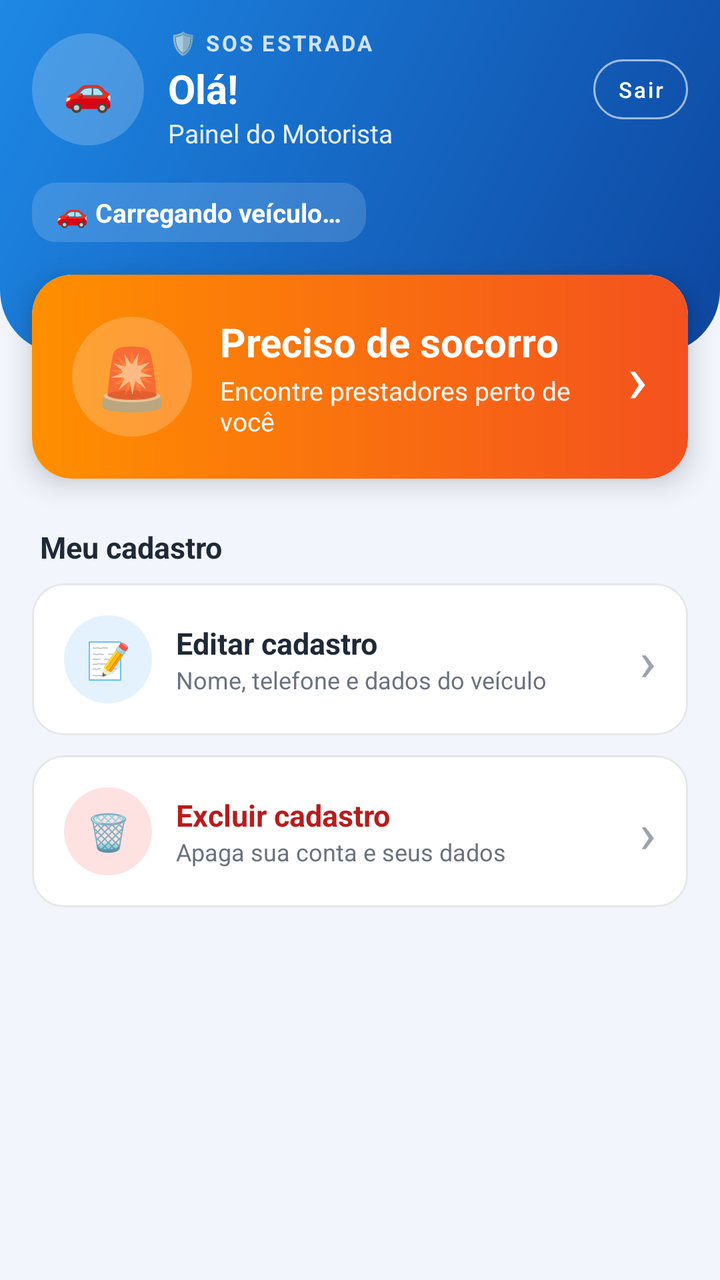
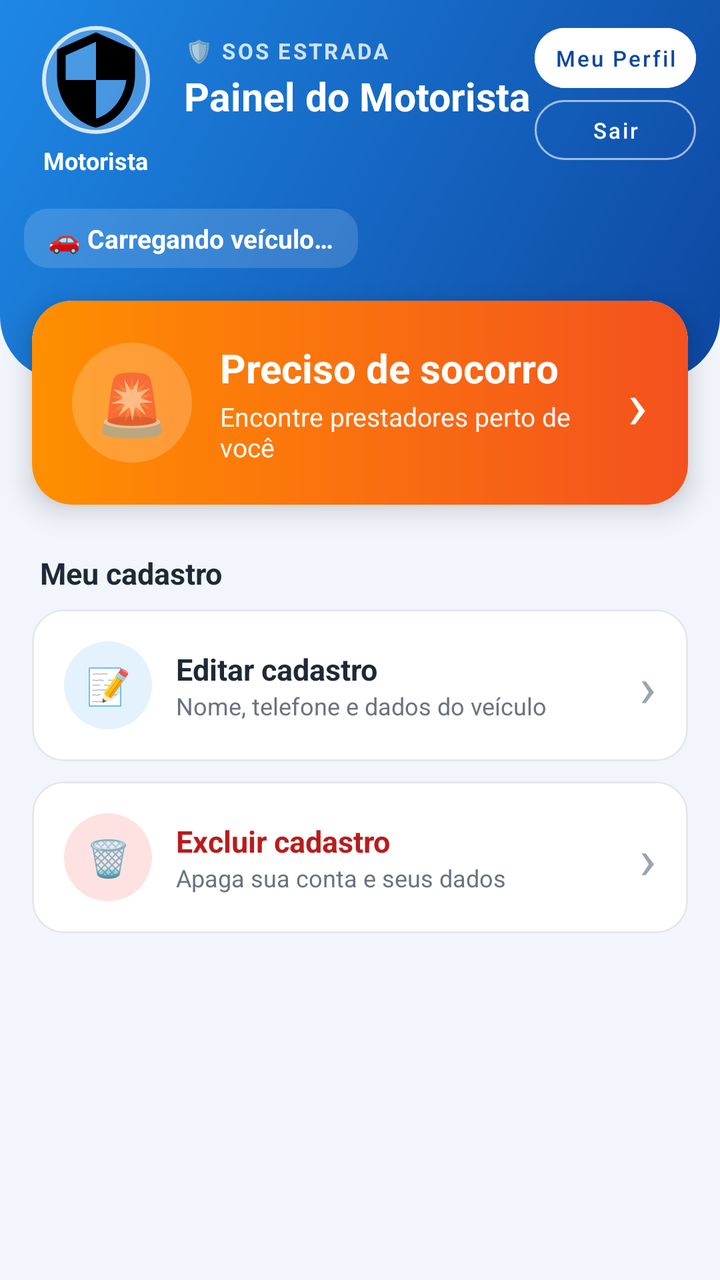

Compare the two renders of this Android layout. The source of the first and the diff that turns it into the second are given below.
<!-- AndroidManifest.xml: application theme Theme.MaterialComponents.Light.NoActionBar -->
<!-- res/layout/activity_motorista_dashboard.xml -->
<?xml version="1.0" encoding="utf-8"?>
<ScrollView xmlns:android="http://schemas.android.com/apk/res/android"
    xmlns:app="http://schemas.android.com/apk/res-auto"
    xmlns:tools="http://schemas.android.com/tools"
    android:layout_width="match_parent"
    android:layout_height="match_parent"
    android:background="@color/motorista_fundo"
    android:fillViewport="true"
    android:fitsSystemWindows="true"
    tools:context=".MotoristaDashboardActivity">

    <LinearLayout
        android:layout_width="match_parent"
        android:layout_height="wrap_content"
        android:orientation="vertical">

        
        <LinearLayout
            android:layout_width="match_parent"
            android:layout_height="wrap_content"
            android:background="@drawable/bg_motorista_header"
            android:orientation="vertical"
            android:paddingStart="16dp"
            android:paddingTop="14dp"
            android:paddingEnd="16dp"
            android:paddingBottom="56dp">

            <LinearLayout
                android:layout_width="match_parent"
                android:layout_height="wrap_content"
                android:gravity="center_vertical"
                android:orientation="horizontal">

                <TextView
                    android:id="@+id/tvAvatarMotoristaPainel"
                    android:layout_width="56dp"
                    android:layout_height="56dp"
                    android:background="@drawable/bg_admin_avatar"
                    android:backgroundTint="#33FFFFFF"
                    android:gravity="center"
                    android:text="🚗"
                    android:textColor="@android:color/white"
                    android:textSize="20sp"
                    android:textStyle="bold" />

                <LinearLayout
                    android:layout_width="0dp"
                    android:layout_height="wrap_content"
                    android:layout_marginStart="12dp"
                    android:layout_weight="1"
                    android:orientation="vertical">

                    <TextView
                        android:layout_width="wrap_content"
                        android:layout_height="wrap_content"
                        android:letterSpacing="0.1"
                        android:text="🛡️ SOS ESTRADA"
                        android:textColor="#CCFFFFFF"
                        android:textSize="11sp"
                        android:textStyle="bold" />

                    <TextView
                        android:id="@+id/tvSaudacaoMotorista"
                        android:layout_width="match_parent"
                        android:layout_height="wrap_content"
                        android:layout_marginTop="2dp"
                        android:ellipsize="end"
                        android:maxLines="1"
                        android:text="Olá!"
                        android:textColor="@android:color/white"
                        android:textSize="20sp"
                        android:textStyle="bold" />

                    <TextView
                        android:layout_width="wrap_content"
                        android:layout_height="wrap_content"
                        android:text="Painel do Motorista"
                        android:textColor="#E6FFFFFF"
                        android:textSize="13sp" />
                </LinearLayout>

                <com.google.android.material.button.MaterialButton
                    android:id="@+id/btnVoltar"
                    style="@style/Widget.MaterialComponents.Button.OutlinedButton"
                    android:layout_width="wrap_content"
                    android:layout_height="30dp"
                    android:insetTop="0dp"
                    android:insetBottom="0dp"
                    android:minWidth="0dp"
                    android:minHeight="0dp"
                    android:paddingStart="12dp"
                    android:paddingEnd="12dp"
                    android:text="Sair"
                    android:textAllCaps="false"
                    android:textColor="@android:color/white"
                    android:textSize="11sp"
                    app:cornerRadius="15dp"
                    app:strokeColor="#99FFFFFF" />
            </LinearLayout>

            
            <TextView
                android:id="@+id/tvVeiculoPainel"
                android:layout_width="wrap_content"
                android:layout_height="wrap_content"
                android:layout_marginTop="16dp"
                android:background="@drawable/bg_admin_chip"
                android:backgroundTint="#26FFFFFF"
                android:paddingStart="12dp"
                android:paddingTop="6dp"
                android:paddingEnd="12dp"
                android:paddingBottom="6dp"
                android:text="🚗 Carregando veículo…"
                android:textColor="@android:color/white"
                android:textSize="13sp"
                android:textStyle="bold" />
        </LinearLayout>

        
        <com.google.android.material.card.MaterialCardView
            android:id="@+id/btnSocorro"
            android:layout_width="match_parent"
            android:layout_height="wrap_content"
            android:layout_marginStart="16dp"
            android:layout_marginTop="-40dp"
            android:layout_marginEnd="16dp"
            android:clickable="true"
            android:focusable="true"
            app:cardCornerRadius="20dp"
            app:cardElevation="8dp">

            <LinearLayout
                android:layout_width="match_parent"
                android:layout_height="wrap_content"
                android:background="@drawable/bg_motorista_socorro"
                android:gravity="center_vertical"
                android:orientation="horizontal"
                android:padding="20dp">

                <TextView
                    android:layout_width="60dp"
                    android:layout_height="60dp"
                    android:background="@drawable/bg_admin_avatar"
                    android:backgroundTint="#33FFFFFF"
                    android:gravity="center"
                    android:text="🚨"
                    android:textSize="30sp" />

                <LinearLayout
                    android:layout_width="0dp"
                    android:layout_height="wrap_content"
                    android:layout_marginStart="14dp"
                    android:layout_weight="1"
                    android:orientation="vertical">

                    <TextView
                        android:layout_width="wrap_content"
                        android:layout_height="wrap_content"
                        android:text="Preciso de socorro"
                        android:textColor="@android:color/white"
                        android:textSize="20sp"
                        android:textStyle="bold" />

                    <TextView
                        android:layout_width="wrap_content"
                        android:layout_height="wrap_content"
                        android:layout_marginTop="2dp"
                        android:text="Encontre prestadores perto de você"
                        android:textColor="#F2FFFFFF"
                        android:textSize="13sp" />
                </LinearLayout>

                <TextView
                    android:layout_width="wrap_content"
                    android:layout_height="wrap_content"
                    android:text="›"
                    android:textColor="@android:color/white"
                    android:textSize="34sp" />
            </LinearLayout>
        </com.google.android.material.card.MaterialCardView>

        <TextView
            android:layout_width="wrap_content"
            android:layout_height="wrap_content"
            android:layout_marginStart="20dp"
            android:layout_marginTop="24dp"
            android:layout_marginBottom="8dp"
            android:text="Meu cadastro"
            android:textColor="@color/admin_texto"
            android:textSize="15sp"
            android:textStyle="bold" />

        
        <com.google.android.material.card.MaterialCardView
            android:id="@+id/btnCadastrar"
            style="@style/AdminCard"
            android:layout_marginStart="16dp"
            android:layout_marginEnd="16dp"
            android:clickable="true"
            android:focusable="true">

            <LinearLayout
                android:layout_width="match_parent"
                android:layout_height="wrap_content"
                android:gravity="center_vertical"
                android:orientation="horizontal"
                android:padding="16dp">

                <TextView
                    style="@style/AdminAvatar"
                    android:layout_width="44dp"
                    android:layout_height="44dp"
                    android:backgroundTint="@color/motorista_azul_claro"
                    android:text="📝"
                    android:textSize="18sp" />

                <LinearLayout
                    android:layout_width="0dp"
                    android:layout_height="wrap_content"
                    android:layout_marginStart="12dp"
                    android:layout_weight="1"
                    android:orientation="vertical">

                    <TextView
                        style="@style/AdminTitulo"
                        android:text="Editar cadastro"
                        android:textSize="15sp" />

                    <TextView
                        android:layout_width="wrap_content"
                        android:layout_height="wrap_content"
                        android:text="Nome, telefone e dados do veículo"
                        android:textColor="@color/admin_texto_secundario"
                        android:textSize="12sp" />
                </LinearLayout>

                <TextView
                    android:layout_width="wrap_content"
                    android:layout_height="wrap_content"
                    android:text="›"
                    android:textColor="#9CA3AF"
                    android:textSize="28sp" />
            </LinearLayout>
        </com.google.android.material.card.MaterialCardView>

        
        <com.google.android.material.card.MaterialCardView
            android:id="@+id/btnExcluir"
            style="@style/AdminCard"
            android:layout_marginStart="16dp"
            android:layout_marginTop="10dp"
            android:layout_marginEnd="16dp"
            android:layout_marginBottom="24dp"
            android:clickable="true"
            android:focusable="true">

            <LinearLayout
                android:layout_width="match_parent"
                android:layout_height="wrap_content"
                android:gravity="center_vertical"
                android:orientation="horizontal"
                android:padding="16dp">

                <TextView
                    style="@style/AdminAvatar"
                    android:layout_width="44dp"
                    android:layout_height="44dp"
                    android:backgroundTint="@color/admin_vermelho_claro"
                    android:text="🗑️"
                    android:textSize="18sp" />

                <LinearLayout
                    android:layout_width="0dp"
                    android:layout_height="wrap_content"
                    android:layout_marginStart="12dp"
                    android:layout_weight="1"
                    android:orientation="vertical">

                    <TextView
                        style="@style/AdminTitulo"
                        android:text="Excluir cadastro"
                        android:textColor="#B91C1C"
                        android:textSize="15sp" />

                    <TextView
                        android:layout_width="wrap_content"
                        android:layout_height="wrap_content"
                        android:text="Apaga sua conta e seus dados"
                        android:textColor="@color/admin_texto_secundario"
                        android:textSize="12sp" />
                </LinearLayout>

                <TextView
                    android:layout_width="wrap_content"
                    android:layout_height="wrap_content"
                    android:text="›"
                    android:textColor="#9CA3AF"
                    android:textSize="28sp" />
            </LinearLayout>
        </com.google.android.material.card.MaterialCardView>
    </LinearLayout>
</ScrollView>
<!-- resources referenced by this layout -->
<resources>
  <color name="admin_texto">#1F2937</color>
  <color name="admin_texto_secundario">#6B7280</color>
  <color name="admin_vermelho_claro">#FEE2E2</color>
  <color name="motorista_azul_claro">#E3F2FD</color>
  <color name="motorista_fundo">#F2F6FC</color>
  <!-- drawable bg_admin_avatar (drawable) -->
  <?xml version="1.0" encoding="utf-8"?>
  <shape xmlns:android="http://schemas.android.com/apk/res/android" android:shape="oval">
      <solid android:color="#FFFFFF" />
  </shape>
  <!-- drawable bg_admin_chip (drawable) -->
  <?xml version="1.0" encoding="utf-8"?>
  <shape xmlns:android="http://schemas.android.com/apk/res/android" android:shape="rectangle">
      <solid android:color="#FFFFFF" />
      <corners android:radius="12dp" />
  </shape>
  <!-- drawable bg_motorista_header (drawable) -->
  <?xml version="1.0" encoding="utf-8"?>
  <shape xmlns:android="http://schemas.android.com/apk/res/android" android:shape="rectangle">
      <gradient
          android:angle="315"
          android:startColor="@color/motorista_azul"
          android:endColor="@color/motorista_azul_escuro" />
      <corners
          android:bottomLeftRadius="32dp"
          android:bottomRightRadius="32dp" />
  </shape>
  <!-- drawable bg_motorista_socorro (drawable) -->
  <?xml version="1.0" encoding="utf-8"?>
  <shape xmlns:android="http://schemas.android.com/apk/res/android" android:shape="rectangle">
      <gradient
          android:angle="0"
          android:startColor="@color/motorista_socorro_inicio"
          android:endColor="@color/motorista_socorro_fim" />
      <corners android:radius="20dp" />
  </shape>
  <style name="AdminAvatar">
          <item name="android:layout_width">48dp</item>
          <item name="android:layout_height">48dp</item>
          <item name="android:background">@drawable/bg_admin_avatar</item>
          <item name="android:gravity">center</item>
          <item name="android:textColor">@android:color/white</item>
          <item name="android:textSize">17sp</item>
          <item name="android:textStyle">bold</item>
      </style>
  <style name="AdminCard">
          <item name="android:layout_width">match_parent</item>
          <item name="android:layout_height">wrap_content</item>
          <item name="cardBackgroundColor">@android:color/white</item>
          <item name="cardCornerRadius">16dp</item>
          <item name="cardElevation">0dp</item>
          <item name="strokeColor">@color/admin_borda</item>
          <item name="strokeWidth">1dp</item>
      </style>
  <style name="AdminTitulo">
          <item name="android:layout_width">wrap_content</item>
          <item name="android:layout_height">wrap_content</item>
          <item name="android:textColor">@color/admin_texto</item>
          <item name="android:textSize">16sp</item>
          <item name="android:textStyle">bold</item>
      </style>
  <color name="motorista_azul">#1E88E5</color>
  <color name="motorista_azul_escuro">#0D47A1</color>
  <color name="motorista_socorro_inicio">#FF8F00</color>
  <color name="motorista_socorro_fim">#F4511E</color>
  <color name="admin_borda">#E5E7EB</color>
</resources>

<!-- the commit's change to res/layout/activity_motorista_dashboard.xml (unified diff, before → after) -->
@@ -20,33 +20,55 @@
             android:layout_height="wrap_content"
             android:background="@drawable/bg_motorista_header"
             android:orientation="vertical"
-            android:paddingStart="16dp"
-            android:paddingTop="14dp"
-            android:paddingEnd="16dp"
+            android:paddingStart="12dp"
+            android:paddingTop="12dp"
+            android:paddingEnd="12dp"
             android:paddingBottom="56dp">
 
             <LinearLayout
                 android:layout_width="match_parent"
                 android:layout_height="wrap_content"
-                android:gravity="center_vertical"
+                android:gravity="top"
                 android:orientation="horizontal">
 
-                <TextView
-                    android:id="@+id/tvAvatarMotoristaPainel"
-                    android:layout_width="56dp"
-                    android:layout_height="56dp"
-                    android:background="@drawable/bg_admin_avatar"
-                    android:backgroundTint="#33FFFFFF"
-                    android:gravity="center"
-                    android:text="🚗"
-                    android:textColor="@android:color/white"
-                    android:textSize="20sp"
-                    android:textStyle="bold" />
+                
+                <LinearLayout
+                    android:layout_width="72dp"
+                    android:layout_height="wrap_content"
+                    android:gravity="center_horizontal"
+                    android:orientation="vertical">
+
+                    <com.google.android.material.imageview.ShapeableImageView
+                        android:id="@+id/ivFotoMotoristaPainel"
+                        android:layout_width="56dp"
+                        android:layout_height="56dp"
+                        android:background="#33FFFFFF"
+                        android:padding="2dp"
+                        android:scaleType="centerCrop"
+                        android:src="@drawable/ic_admin"
+                        app:shapeAppearanceOverlay="@style/AdminLogoCircular"
+                        app:strokeColor="#CCFFFFFF"
+                        app:strokeWidth="2dp" />
+
+                    <TextView
+                        android:id="@+id/tvNomeMotoristaPainel"
+                        android:layout_width="wrap_content"
+                        android:layout_height="wrap_content"
+                        android:layout_marginTop="4dp"
+                        android:ellipsize="end"
+                        android:gravity="center"
+                        android:maxLines="1"
+                        android:text="Motorista"
+                        android:textColor="@android:color/white"
+                        android:textSize="12sp"
+                        android:textStyle="bold" />
+                </LinearLayout>
 
                 <LinearLayout
                     android:layout_width="0dp"
                     android:layout_height="wrap_content"
-                    android:layout_marginStart="12dp"
+                    android:layout_marginStart="8dp"
+                    android:layout_marginTop="6dp"
                     android:layout_weight="1"
                     android:orientation="vertical">
 
@@ -60,42 +82,61 @@
                         android:textStyle="bold" />
 
                     <TextView
-                        android:id="@+id/tvSaudacaoMotorista"
                         android:layout_width="match_parent"
-                        android:layout_height="wrap_content"
+                        android:layout_height="28dp"
                         android:layout_marginTop="2dp"
-                        android:ellipsize="end"
                         android:maxLines="1"
-                        android:text="Olá!"
+                        android:text="Painel do Motorista"
                         android:textColor="@android:color/white"
-                        android:textSize="20sp"
-                        android:textStyle="bold" />
-
-                    <TextView
-                        android:layout_width="wrap_content"
-                        android:layout_height="wrap_content"
-                        android:text="Painel do Motorista"
-                        android:textColor="#E6FFFFFF"
-                        android:textSize="13sp" />
-                </LinearLayout>
-
-                <com.google.android.material.button.MaterialButton
-                    android:id="@+id/btnVoltar"
-                    style="@style/Widget.MaterialComponents.Button.OutlinedButton"
+                        android:textStyle="bold"
+                        app:autoSizeMaxTextSize="20sp"
+                        app:autoSizeMinTextSize="13sp"
+                        app:autoSizeTextType="uniform" />
+                </LinearLayout>
+
+                <LinearLayout
                     android:layout_width="wrap_content"
-                    android:layout_height="30dp"
-                    android:insetTop="0dp"
-                    android:insetBottom="0dp"
-                    android:minWidth="0dp"
-                    android:minHeight="0dp"
-                    android:paddingStart="12dp"
-                    android:paddingEnd="12dp"
-                    android:text="Sair"
-                    android:textAllCaps="false"
-                    android:textColor="@android:color/white"
-                    android:textSize="11sp"
-                    app:cornerRadius="15dp"
-                    app:strokeColor="#99FFFFFF" />
+                    android:layout_height="wrap_content"
+                    android:layout_marginTop="2dp"
+                    android:orientation="vertical">
+
+                    <com.google.android.material.button.MaterialButton
+                        android:id="@+id/btnMeuPerfilMotorista"
+                        style="@style/Widget.MaterialComponents.Button.UnelevatedButton"
+                        android:layout_width="match_parent"
+                        android:layout_height="30dp"
+                        android:backgroundTint="@android:color/white"
+                        android:insetTop="0dp"
+                        android:insetBottom="0dp"
+                        android:minWidth="0dp"
+                        android:minHeight="0dp"
+                        android:paddingStart="10dp"
+                        android:paddingEnd="10dp"
+                        android:text="Meu Perfil"
+                        android:textAllCaps="false"
+                        android:textColor="@color/motorista_azul_escuro"
+                        android:textSize="11sp"
+                        app:cornerRadius="15dp" />
+
+                    <com.google.android.material.button.MaterialButton
+                        android:id="@+id/btnVoltar"
+                        style="@style/Widget.MaterialComponents.Button.OutlinedButton"
+                        android:layout_width="match_parent"
+                        android:layout_height="30dp"
+                        android:layout_marginTop="6dp"
+                        android:insetTop="0dp"
+                        android:insetBottom="0dp"
+                        android:minWidth="0dp"
+                        android:minHeight="0dp"
+                        android:paddingStart="10dp"
+                        android:paddingEnd="10dp"
+                        android:text="Sair"
+                        android:textAllCaps="false"
+                        android:textColor="@android:color/white"
+                        android:textSize="11sp"
+                        app:cornerRadius="15dp"
+                        app:strokeColor="#99FFFFFF" />
+                </LinearLayout>
             </LinearLayout>
 
             
<!-- resource entries referenced after the edit -->
@@ -36,6 +36,16 @@
           android:endColor="@color/motorista_socorro_fim" />
       <corners android:radius="20dp" />
   </shape>
+  <!-- drawable ic_admin (drawable) -->
+  <vector xmlns:android="http://schemas.android.com/apk/res/android"
+      android:width="24dp"
+      android:height="24dp"
+      android:viewportWidth="24"
+      android:viewportHeight="24">
+      <path
+          android:fillColor="#FF000000"
+          android:pathData="M12,1L3,5v6c0,5.55 3.84,10.74 9,12 5.16,-1.26 9,-6.45 9,-12V5l-9,-4zM12,11.99h7c-0.53,4.12 -3.28,7.79 -7,8.94V12H5V6.3l7,-3.11v8.8z"/>
+  </vector>
   <style name="AdminAvatar">
           <item name="android:layout_width">48dp</item>
           <item name="android:layout_height">48dp</item>
@@ -54,6 +64,10 @@
           <item name="strokeColor">@color/admin_borda</item>
           <item name="strokeWidth">1dp</item>
       </style>
+  <style name="AdminLogoCircular">
+          <item name="cornerFamily">rounded</item>
+          <item name="cornerSize">50%</item>
+      </style>
   <style name="AdminTitulo">
           <item name="android:layout_width">wrap_content</item>
           <item name="android:layout_height">wrap_content</item>
